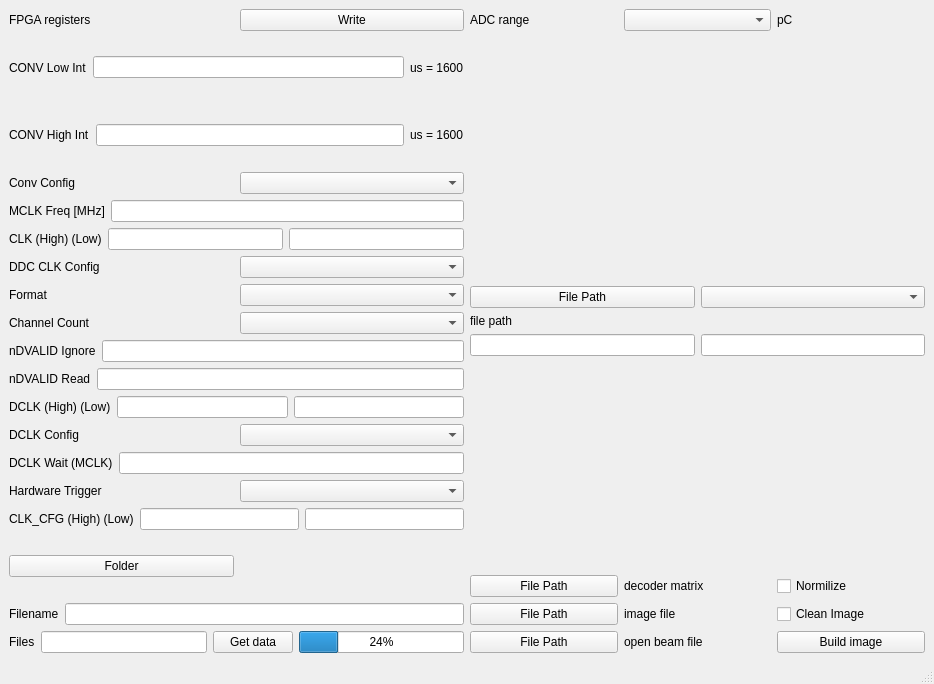
First picture: the form in mainwindow.ui, repository Padniuk/DDC264EVM_UI, before the edit.
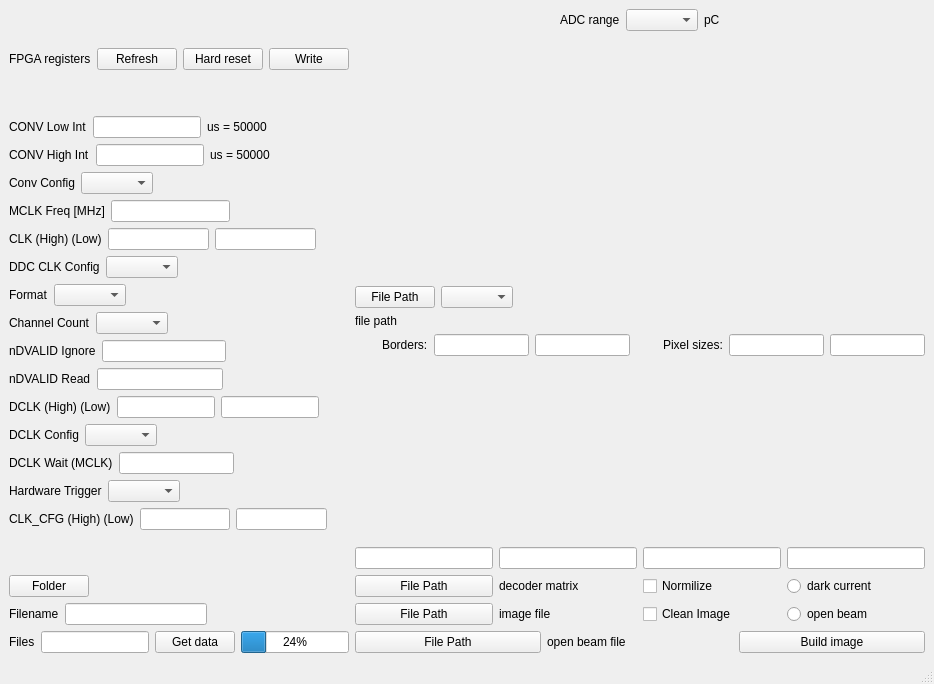
Second picture: the form after the edit.

Commit message: New interface and functionality

The edit to the form file:
```diff
--- a/mainwindow.ui
+++ b/mainwindow.ui
@@ -14,9 +14,22 @@
    <string>MainWindow</string>
   </property>
   <widget class="QWidget" name="centralwidget">
-   <layout class="QGridLayout" name="gridLayout">
+   <layout class="QGridLayout" name="gridLayout_3">
     <item row="0" column="0" rowspan="2">
      <layout class="QVBoxLayout" name="verticalLayout">
+      <item>
+       <spacer name="verticalSpacer_2">
+        <property name="orientation">
+         <enum>Qt::Vertical</enum>
+        </property>
+        <property name="sizeHint" stdset="0">
+         <size>
+          <width>20</width>
+          <height>40</height>
+         </size>
+        </property>
+       </spacer>
+      </item>
       <item>
        <layout class="QHBoxLayout" name="horizontalLayout_18">
         <item>
@@ -26,6 +39,20 @@
           </property>
          </widget>
         </item>
+        <item>
+         <widget class="QPushButton" name="refresh">
+          <property name="text">
+           <string>Refresh</string>
+          </property>
+         </widget>
+        </item>
+        <item>
+         <widget class="QPushButton" name="hardReset">
+          <property name="text">
+           <string>Hard reset</string>
+          </property>
+         </widget>
+        </item>
         <item>
          <widget class="QPushButton" name="writeRegisters">
           <property name="text">
@@ -35,6 +62,19 @@
         </item>
        </layout>
       </item>
+      <item>
+       <spacer name="verticalSpacer_3">
+        <property name="orientation">
+         <enum>Qt::Vertical</enum>
+        </property>
+        <property name="sizeHint" stdset="0">
+         <size>
+          <width>20</width>
+          <height>40</height>
+         </size>
+        </property>
+       </spacer>
+      </item>
       <item>
        <layout class="QHBoxLayout" name="horizontalLayout_2">
         <item>
@@ -50,10 +90,23 @@
         <item>
          <widget class="QLabel" name="conv_low_int_text">
           <property name="text">
-           <string>us = 1600</string>
+           <string>us = 50000</string>
           </property>
          </widget>
         </item>
+        <item>
+         <spacer name="horizontalSpacer_19">
+          <property name="orientation">
+           <enum>Qt::Horizontal</enum>
+          </property>
+          <property name="sizeHint" stdset="0">
+           <size>
+            <width>40</width>
+            <height>20</height>
+           </size>
+          </property>
+         </spacer>
+        </item>
        </layout>
       </item>
       <item>
@@ -71,10 +124,23 @@
         <item>
          <widget class="QLabel" name="conv_high_int_text">
           <property name="text">
-           <string>us = 1600</string>
+           <string>us = 50000</string>
           </property>
          </widget>
         </item>
+        <item>
+         <spacer name="horizontalSpacer_18">
+          <property name="orientation">
+           <enum>Qt::Horizontal</enum>
+          </property>
+          <property name="sizeHint" stdset="0">
+           <size>
+            <width>40</width>
+            <height>20</height>
+           </size>
+          </property>
+         </spacer>
+        </item>
        </layout>
       </item>
       <item>
@@ -89,6 +155,19 @@
         <item>
          <widget class="QComboBox" name="ConvConfig"/>
         </item>
+        <item>
+         <spacer name="horizontalSpacer_17">
+          <property name="orientation">
+           <enum>Qt::Horizontal</enum>
+          </property>
+          <property name="sizeHint" stdset="0">
+           <size>
+            <width>40</width>
+            <height>20</height>
+           </size>
+          </property>
+         </spacer>
+        </item>
        </layout>
       </item>
       <item>
@@ -103,6 +182,19 @@
         <item>
          <widget class="QLineEdit" name="MCLKFreq"/>
         </item>
+        <item>
+         <spacer name="horizontalSpacer_16">
+          <property name="orientation">
+           <enum>Qt::Horizontal</enum>
+          </property>
+          <property name="sizeHint" stdset="0">
+           <size>
+            <width>40</width>
+            <height>20</height>
+           </size>
+          </property>
+         </spacer>
+        </item>
        </layout>
       </item>
       <item>
@@ -120,6 +212,19 @@
         <item>
          <widget class="QLineEdit" name="CLKLow"/>
         </item>
+        <item>
+         <spacer name="horizontalSpacer_15">
+          <property name="orientation">
+           <enum>Qt::Horizontal</enum>
+          </property>
+          <property name="sizeHint" stdset="0">
+           <size>
+            <width>40</width>
+            <height>20</height>
+           </size>
+          </property>
+         </spacer>
+        </item>
        </layout>
       </item>
       <item>
@@ -134,6 +239,19 @@
         <item>
          <widget class="QComboBox" name="DDCCLKConfig"/>
         </item>
+        <item>
+         <spacer name="horizontalSpacer_14">
+          <property name="orientation">
+           <enum>Qt::Horizontal</enum>
+          </property>
+          <property name="sizeHint" stdset="0">
+           <size>
+            <width>40</width>
+            <height>20</height>
+           </size>
+          </property>
+         </spacer>
+        </item>
        </layout>
       </item>
       <item>
@@ -148,6 +266,19 @@
         <item>
          <widget class="QComboBox" name="Format"/>
         </item>
+        <item>
+         <spacer name="horizontalSpacer_13">
+          <property name="orientation">
+           <enum>Qt::Horizontal</enum>
+          </property>
+          <property name="sizeHint" stdset="0">
+           <size>
+            <width>40</width>
+            <height>20</height>
+           </size>
+          </property>
+         </spacer>
+        </item>
        </layout>
       </item>
       <item>
@@ -162,6 +293,19 @@
         <item>
          <widget class="QComboBox" name="ChannelCount"/>
         </item>
+        <item>
+         <spacer name="horizontalSpacer_3">
+          <property name="orientation">
+           <enum>Qt::Horizontal</enum>
+          </property>
+          <property name="sizeHint" stdset="0">
+           <size>
+            <width>40</width>
+            <height>20</height>
+           </size>
+          </property>
+         </spacer>
+        </item>
        </layout>
       </item>
       <item>
@@ -176,6 +320,19 @@
         <item>
          <widget class="QLineEdit" name="nDVALIDIgnore"/>
         </item>
+        <item>
+         <spacer name="horizontalSpacer_4">
+          <property name="orientation">
+           <enum>Qt::Horizontal</enum>
+          </property>
+          <property name="sizeHint" stdset="0">
+           <size>
+            <width>40</width>
+            <height>20</height>
+           </size>
+          </property>
+         </spacer>
+        </item>
        </layout>
       </item>
       <item>
@@ -190,6 +347,19 @@
         <item>
          <widget class="QLineEdit" name="nDVALIDRead"/>
         </item>
+        <item>
+         <spacer name="horizontalSpacer_5">
+          <property name="orientation">
+           <enum>Qt::Horizontal</enum>
+          </property>
+          <property name="sizeHint" stdset="0">
+           <size>
+            <width>40</width>
+            <height>20</height>
+           </size>
+          </property>
+         </spacer>
+        </item>
        </layout>
       </item>
       <item>
@@ -207,6 +377,19 @@
         <item>
          <widget class="QLineEdit" name="DCLKLow"/>
         </item>
+        <item>
+         <spacer name="horizontalSpacer_6">
+          <property name="orientation">
+           <enum>Qt::Horizontal</enum>
+          </property>
+          <property name="sizeHint" stdset="0">
+           <size>
+            <width>40</width>
+            <height>20</height>
+           </size>
+          </property>
+         </spacer>
+        </item>
        </layout>
       </item>
       <item>
@@ -221,6 +404,19 @@
         <item>
          <widget class="QComboBox" name="DCLKConfig"/>
         </item>
+        <item>
+         <spacer name="horizontalSpacer_7">
+          <property name="orientation">
+           <enum>Qt::Horizontal</enum>
+          </property>
+          <property name="sizeHint" stdset="0">
+           <size>
+            <width>40</width>
+            <height>20</height>
+           </size>
+          </property>
+         </spacer>
+        </item>
        </layout>
       </item>
       <item>
@@ -235,6 +431,19 @@
         <item>
          <widget class="QLineEdit" name="DCLKWait"/>
         </item>
+        <item>
+         <spacer name="horizontalSpacer_8">
+          <property name="orientation">
+           <enum>Qt::Horizontal</enum>
+          </property>
+          <property name="sizeHint" stdset="0">
+           <size>
+            <width>40</width>
+            <height>20</height>
+           </size>
+          </property>
+         </spacer>
+        </item>
        </layout>
       </item>
       <item>
@@ -249,6 +458,19 @@
         <item>
          <widget class="QComboBox" name="HardwareTrigger"/>
         </item>
+        <item>
+         <spacer name="horizontalSpacer_9">
+          <property name="orientation">
+           <enum>Qt::Horizontal</enum>
+          </property>
+          <property name="sizeHint" stdset="0">
+           <size>
+            <width>40</width>
+            <height>20</height>
+           </size>
+          </property>
+         </spacer>
+        </item>
        </layout>
       </item>
       <item>
@@ -266,8 +488,34 @@
         <item>
          <widget class="QLineEdit" name="CLK_CFGLow"/>
         </item>
+        <item>
+         <spacer name="horizontalSpacer_10">
+          <property name="orientation">
+           <enum>Qt::Horizontal</enum>
+          </property>
+          <property name="sizeHint" stdset="0">
+           <size>
+            <width>40</width>
+            <height>20</height>
+           </size>
+          </property>
+         </spacer>
+        </item>
        </layout>
       </item>
+      <item>
+       <spacer name="verticalSpacer">
+        <property name="orientation">
+         <enum>Qt::Vertical</enum>
+        </property>
+        <property name="sizeHint" stdset="0">
+         <size>
+          <width>20</width>
+          <height>40</height>
+         </size>
+        </property>
+       </spacer>
+      </item>
       <item>
        <layout class="QHBoxLayout" name="horizontalLayout_24">
         <item>
@@ -284,6 +532,19 @@
           </property>
          </widget>
         </item>
+        <item>
+         <spacer name="horizontalSpacer_11">
+          <property name="orientation">
+           <enum>Qt::Horizontal</enum>
+          </property>
+          <property name="sizeHint" stdset="0">
+           <size>
+            <width>40</width>
+            <height>20</height>
+           </size>
+          </property>
+         </spacer>
+        </item>
        </layout>
       </item>
       <item>
@@ -298,6 +559,19 @@
         <item>
          <widget class="QLineEdit" name="saveFileName"/>
         </item>
+        <item>
+         <spacer name="horizontalSpacer_12">
+          <property name="orientation">
+           <enum>Qt::Horizontal</enum>
+          </property>
+          <property name="sizeHint" stdset="0">
+           <size>
+            <width>40</width>
+            <height>20</height>
+           </size>
+          </property>
+         </spacer>
+        </item>
        </layout>
       </item>
       <item>
@@ -334,6 +608,19 @@
      <layout class="QVBoxLayout" name="verticalLayout_2">
       <item>
        <layout class="QHBoxLayout" name="horizontalLayout">
+        <item>
+         <spacer name="horizontalSpacer_20">
+          <property name="orientation">
+           <enum>Qt::Horizontal</enum>
+          </property>
+          <property name="sizeHint" stdset="0">
+           <size>
+            <width>40</width>
+            <height>20</height>
+           </size>
+          </property>
+         </spacer>
+        </item>
         <item>
          <widget class="QLabel" name="label_17">
           <property name="text">
@@ -351,6 +638,19 @@
           </property>
          </widget>
         </item>
+        <item>
+         <spacer name="horizontalSpacer_21">
+          <property name="orientation">
+           <enum>Qt::Horizontal</enum>
+          </property>
+          <property name="sizeHint" stdset="0">
+           <size>
+            <width>40</width>
+            <height>20</height>
+           </size>
+          </property>
+         </spacer>
+        </item>
        </layout>
       </item>
       <item>
@@ -377,6 +677,19 @@
           <item>
            <widget class="QComboBox" name="traceNumber"/>
           </item>
+          <item>
+           <spacer name="horizontalSpacer_23">
+            <property name="orientation">
+             <enum>Qt::Horizontal</enum>
+            </property>
+            <property name="sizeHint" stdset="0">
+             <size>
+              <width>40</width>
+              <height>20</height>
+             </size>
+            </property>
+           </spacer>
+          </item>
          </layout>
         </item>
         <item>
@@ -391,26 +704,106 @@
      </layout>
     </item>
     <item row="1" column="1">
-     <layout class="QVBoxLayout" name="verticalLayout_5">
+     <layout class="QVBoxLayout" name="verticalLayout_4">
       <item>
        <layout class="QHBoxLayout" name="horizontalLayout_22">
+        <item>
+         <spacer name="horizontalSpacer">
+          <property name="orientation">
+           <enum>Qt::Horizontal</enum>
+          </property>
+          <property name="sizeHint" stdset="0">
+           <size>
+            <width>40</width>
+            <height>20</height>
+           </size>
+          </property>
+         </spacer>
+        </item>
+        <item>
+         <widget class="QLabel" name="label_21">
+          <property name="text">
+           <string>Borders:</string>
+          </property>
+         </widget>
+        </item>
         <item>
          <widget class="QLineEdit" name="edgeLeft"/>
         </item>
         <item>
          <widget class="QLineEdit" name="edgeRight"/>
         </item>
+        <item>
+         <spacer name="horizontalSpacer_2">
+          <property name="orientation">
+           <enum>Qt::Horizontal</enum>
+          </property>
+          <property name="sizeHint" stdset="0">
+           <size>
+            <width>40</width>
+            <height>20</height>
+           </size>
+          </property>
+         </spacer>
+        </item>
+        <item>
+         <widget class="QLabel" name="label_22">
+          <property name="text">
+           <string>Pixel sizes:</string>
+          </property>
+         </widget>
+        </item>
+        <item>
+         <widget class="QLineEdit" name="pixelX"/>
+        </item>
+        <item>
+         <widget class="QLineEdit" name="pixelY"/>
+        </item>
        </layout>
       </item>
       <item>
-       <widget class="QWidget" name="imagePlot" native="true">
-        <property name="sizePolicy">
-         <sizepolicy hsizetype="Expanding" vsizetype="Expanding">
-          <horstretch>0</horstretch>
-          <verstretch>0</verstretch>
-         </sizepolicy>
-        </property>
-       </widget>
+       <layout class="QHBoxLayout" name="horizontalLayout_26">
+        <item>
+         <layout class="QGridLayout" name="gridLayout">
+          <item row="1" column="0">
+           <widget class="QLineEdit" name="imageLowScale"/>
+          </item>
+          <item row="0" column="0" colspan="2">
+           <widget class="QWidget" name="imagePlot" native="true">
+            <property name="sizePolicy">
+             <sizepolicy hsizetype="Expanding" vsizetype="Expanding">
+              <horstretch>0</horstretch>
+              <verstretch>0</verstretch>
+             </sizepolicy>
+            </property>
+           </widget>
+          </item>
+          <item row="1" column="1">
+           <widget class="QLineEdit" name="imageUpperScale"/>
+          </item>
+         </layout>
+        </item>
+        <item>
+         <layout class="QGridLayout" name="gridLayout_2">
+          <item row="1" column="1">
+           <widget class="QLineEdit" name="mixUpperScale"/>
+          </item>
+          <item row="1" column="0">
+           <widget class="QLineEdit" name="mixLowScale"/>
+          </item>
+          <item row="0" column="0" colspan="2">
+           <widget class="QWidget" name="mixPlot" native="true">
+            <property name="sizePolicy">
+             <sizepolicy hsizetype="Expanding" vsizetype="Expanding">
+              <horstretch>0</horstretch>
+              <verstretch>0</verstretch>
+             </sizepolicy>
+            </property>
+           </widget>
+          </item>
+         </layout>
+        </item>
+       </layout>
       </item>
       <item>
        <layout class="QVBoxLayout" name="verticalLayout_3">
@@ -437,6 +830,13 @@
             </property>
            </widget>
           </item>
+          <item>
+           <widget class="QRadioButton" name="darkCurrent">
+            <property name="text">
+             <string>dark current</string>
+            </property>
+           </widget>
+          </item>
          </layout>
         </item>
         <item>
@@ -462,6 +862,13 @@
             </property>
            </widget>
           </item>
+          <item>
+           <widget class="QRadioButton" name="openBeam">
+            <property name="text">
+             <string>open beam</string>
+            </property>
+           </widget>
+          </item>
          </layout>
         </item>
         <item>
```
The commit also changes 2 other files.
